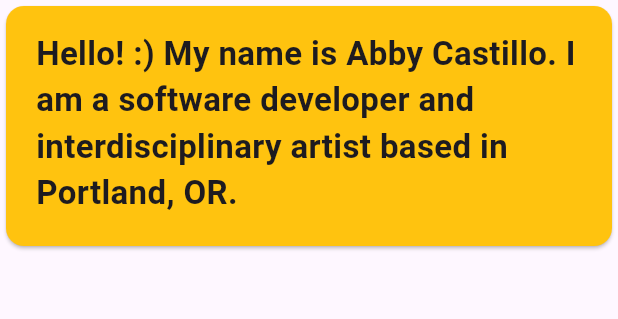
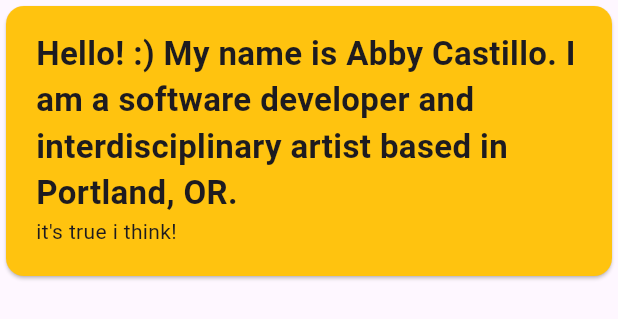
Before and after one commit to abbymachines/flutter-dev-portfolio, a Flutter app: the Item widget shown alone on an empty page, opened directly with sample values from the repository, on a phone screen of 412 x 824 dp. Shown: the top 319 px of the screen. Run offline on Flutter 3.47's test engine with Material 2 defaults, Android fonts, the light colour scheme and no system bars; our stand-ins replace flutter_markdown.

Commit message:
update GenericItem model and Item widget to incorporate mainText property

```diff
--- a/lib/data/portfolio_items_data.dart
+++ b/lib/data/portfolio_items_data.dart
@@ -6,6 +6,7 @@ final items = [
   GenericItem(
       label:
           'Hello! :) My name is Abby Castillo. I am a software developer and interdisciplinary artist based in Portland, OR.',
+      mainText: "it's true i think!",
       expandedText:
           'I have several websites you can look at and also I have a linkedin and such. Lorem ipso facto badabing badaboom and etcetera as you know',
       color: Color.fromARGB(255, 255, 195, 15),
@@ -20,7 +21,7 @@ The app allows you to keep a list of habits and track their completion over time
 When habits are incomplete, the pet gets hungry and sick. Completing habits feeds the pet and makes it happier.'''),
   GenericItem(label: 'Simple Pet', expandedText: 'lol'),
   GenericItem(
-      label: 'A',
+      label: 'A (AR video series)',
       expandedText:
           "'A' is a series of AR videos made with Meta Spark Studio."),
   GenericItem(
--- a/lib/models/generic_item.dart
+++ b/lib/models/generic_item.dart
@@ -7,12 +7,14 @@ const uuid = Uuid();
 class GenericItem {
   GenericItem({
     required this.label,
+    this.mainText = '',
     required this.expandedText,
     this.color = const Color.fromARGB(255, 192, 192, 192),
     this.style = const TextStyle(fontSize: 22, fontWeight: FontWeight.normal),
   }) : key = uuid.v4();
 
   final String label;
+  final String mainText;
   final String expandedText;
   final Color? color;
   final TextStyle? style;
--- a/lib/widgets/items/item.dart
+++ b/lib/widgets/items/item.dart
@@ -46,6 +46,9 @@ class _ItemState extends State<Item> {
                 style: widget.item.style,
                 textAlign: TextAlign.left,
               ),
+              Text(
+                widget.item.mainText,
+              ),
               const SizedBox(height: 4),
               Row(
                 children: [
```
